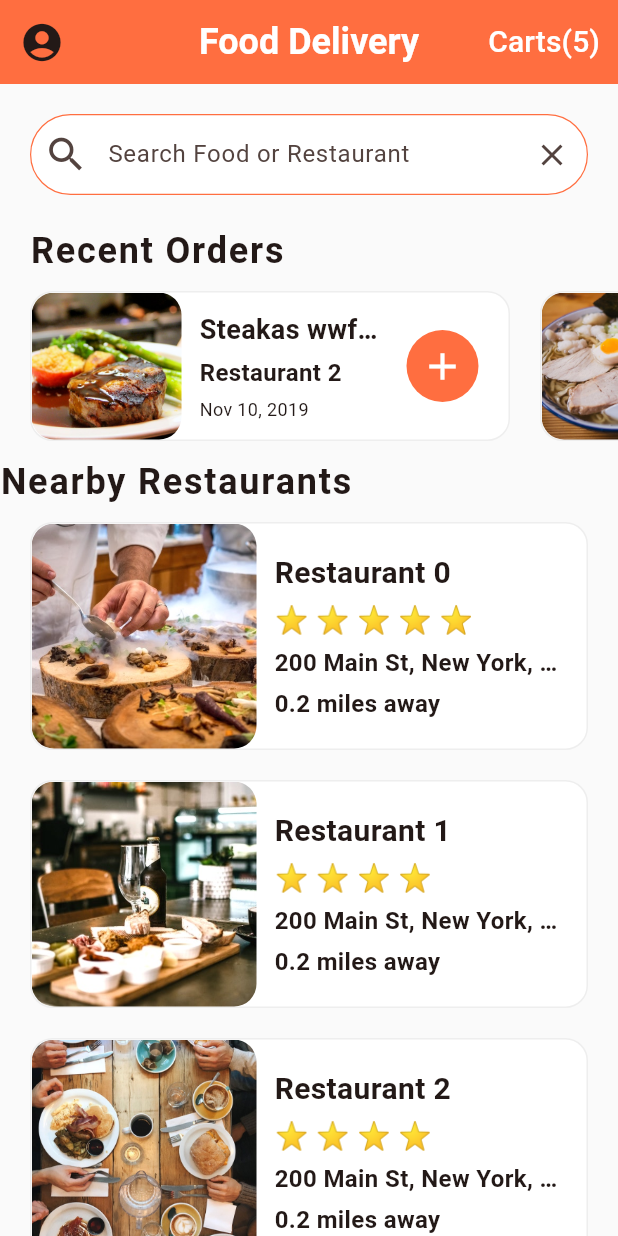
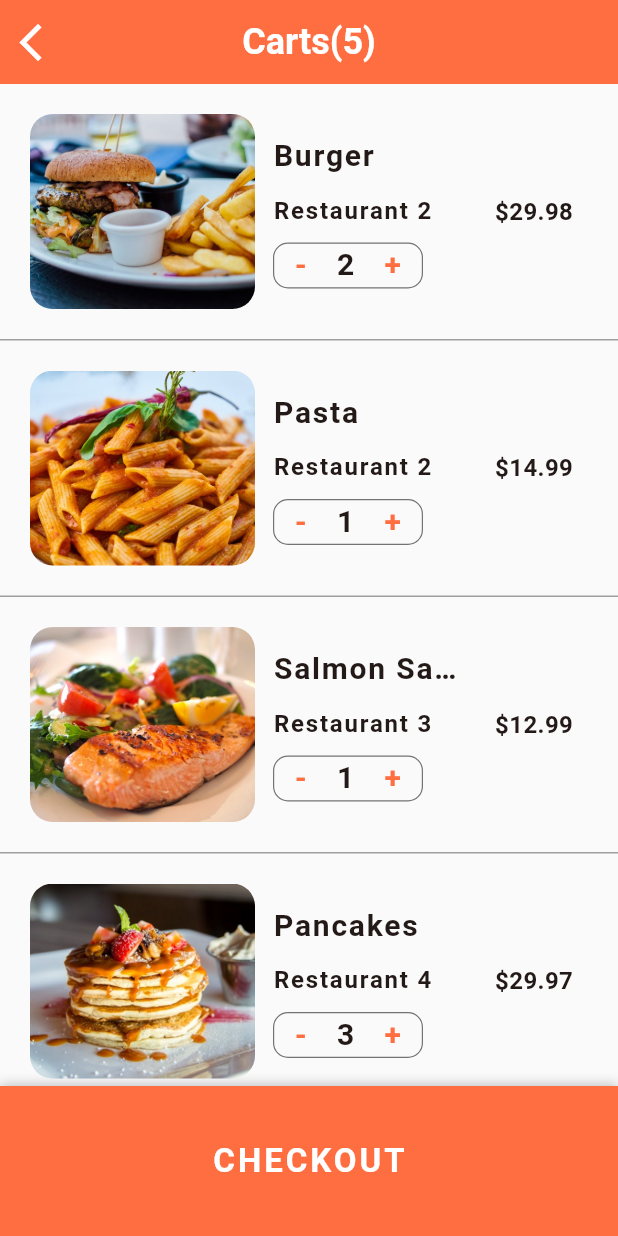
Before and after one commit to htoomthait/food_delivery_ui_tutorial, a Flutter app: the screen it shows after launch, after a tap on an icon or button, on a phone screen of 412 x 824 dp. Run offline on Flutter 3.47's test engine with Material 3 defaults, Android fonts, the phone set to English and light mode, and no system bars.

Commit message:
bottom sheet and checkout button done

```diff
--- /dev/null
+++ b/lib/screens/cart_screen.dart
@@ -0,0 +1,234 @@
+import 'package:flutter/cupertino.dart';
+import 'package:flutter/material.dart';
+import 'package:food_delivery_ui_tutorial/models/order.dart';
+
+import '../data/data.dart';
+
+class CartScreen extends StatefulWidget {
+  const CartScreen({super.key});
+
+  @override
+  State<CartScreen> createState() => _CartScreenState();
+}
+
+class _CartScreenState extends State<CartScreen> {
+  _buildCartItem(Order order) {
+    return Container(
+      padding: EdgeInsets.all(20.0),
+      height: 170.0,
+      child: Row(
+        children: <Widget>[
+          Expanded(
+            child: Row(
+              children: <Widget>[
+                Container(
+                  width: 150.0,
+                  decoration: BoxDecoration(
+                    image: DecorationImage(
+                      image: AssetImage(order.food.imageUrl),
+                      fit: BoxFit.cover,
+                    ),
+                    borderRadius: BorderRadius.circular(15),
+                  ),
+                ),
+                Expanded(
+                  child: Container(
+                    margin: EdgeInsets.all(12.0),
+                    child: Column(
+                      mainAxisAlignment: MainAxisAlignment.center,
+                      crossAxisAlignment: CrossAxisAlignment.start,
+                      children: <Widget>[
+                        Text(
+                          order.food.name,
+                          style: TextStyle(
+                            fontSize: 20.0,
+                            fontWeight: FontWeight.w600,
+                            letterSpacing: 1.2,
+                          ),
+                          overflow: TextOverflow.ellipsis,
+                        ),
+                        SizedBox(height: 10.0),
+                        Text(
+                          order.restaurant.name,
+                          style: TextStyle(
+                            fontSize: 16.0,
+                            fontWeight: FontWeight.w600,
+                            letterSpacing: 1.2,
+                          ),
+                          overflow: TextOverflow.ellipsis,
+                        ),
+                        SizedBox(height: 10.0),
+                        Container(
+                          width: 100.0,
+                          decoration: BoxDecoration(
+                            borderRadius: BorderRadius.circular(10.0),
+                            border: Border.all(
+                              width: 0.8,
+                              color: Colors.black54,
+                            ),
+                          ),
+                          child: Row(
+                            mainAxisAlignment: MainAxisAlignment.center,
+                            children: <Widget>[
+                              GestureDetector(
+                                onTap: () {},
+                                child: Text(
+                                  '-',
+                                  style: TextStyle(
+                                    color: Theme.of(context).primaryColor,
+                                    fontSize: 20.0,
+                                    fontWeight: FontWeight.w600,
+                                  ),
+                                ),
+                              ),
+                              SizedBox(width: 20.0),
+                              Text(
+                                order.quantity.toString(),
+                                style: TextStyle(
+                                  fontSize: 20.0,
+                                  fontWeight: FontWeight.w600,
+                                ),
+                              ),
+
+                              SizedBox(width: 20.0),
+                              GestureDetector(
+                                onTap: () {},
+                                child: Text(
+                                  '+',
+                                  style: TextStyle(
+                                    color: Theme.of(context).primaryColor,
+                                    fontSize: 20.0,
+                                    fontWeight: FontWeight.w600,
+                                  ),
+                                ),
+                              ),
+                            ],
+                          ),
+                        ),
+                      ],
+                    ),
+                  ),
+                ),
+              ],
+            ),
+          ),
+
+          Container(
+            margin: EdgeInsets.all(10.0),
+            child: Text(
+              '\$${order.quantity * order.food.price}',
+              style: TextStyle(fontSize: 16.0, fontWeight: FontWeight.w600),
+            ),
+          ),
+        ],
+      ),
+    );
+  }
+
+  @override
+  Widget build(BuildContext context) {
+    double totalPrice = 0;
+    currentUser.cart.forEach((Order order) {
+      totalPrice += order.quantity * order.food.price;
+    });
+    return Scaffold(
+      appBar: AppBar(
+        centerTitle: true,
+        leading: IconButton(
+          onPressed: () => Navigator.pop(context),
+          icon: Icon(Icons.arrow_back_ios),
+          iconSize: 30.0,
+          color: Colors.white,
+        ),
+        title: Text(
+          "Carts(${currentUser.cart.length})",
+          style: TextStyle(
+            color: Colors.white,
+            fontSize: 24.0,
+            fontWeight: FontWeight.bold,
+          ),
+        ),
+      ),
+      body: ListView.separated(
+        itemCount: currentUser.cart.length + 1,
+        itemBuilder: (BuildContext context, int index) {
+          if (index < currentUser.orders.length) {
+            Order order = currentUser.cart[index];
+            return _buildCartItem(order);
+          }
+
+          return Padding(
+            padding: const EdgeInsets.all(20.0),
+            child: Column(
+              children: <Widget>[
+                Row(
+                  mainAxisAlignment: MainAxisAlignment.spaceBetween,
+                  children: <Widget>[
+                    Text(
+                      'Estimated Delivery Time:',
+                      style: TextStyle(
+                        fontSize: 20.0,
+                        fontWeight: FontWeight.w600,
+                      ),
+                    ),
+                    Text(
+                      '25 min',
+                      style: TextStyle(
+                        fontSize: 20.0,
+                        fontWeight: FontWeight.w600,
+                      ),
+                    ),
+                  ],
+                ),
+                SizedBox(height: 8.0),
+                Row(
+                  mainAxisAlignment: MainAxisAlignment.spaceBetween,
+                  children: <Widget>[
+                    Text(
+                      'Total Cost:',
+                      style: TextStyle(
+                        fontSize: 20.0,
+                        fontWeight: FontWeight.w600,
+                      ),
+                    ),
+                    Text(
+                      '\$${totalPrice.toStringAsFixed(2)}',
+                      style: TextStyle(
+                        fontSize: 24.0,
+                        fontWeight: FontWeight.w600,
+                        color: Colors.green,
+                      ),
+                    ),
+                  ],
+                ),
+                SizedBox(height: 80.0,)
+              ],
+            ),
+          );
+        },
+        separatorBuilder: (BuildContext context, int index) {
+          return Divider(height: 1.0, color: Colors.grey);
+        },
+      ),
+
+      bottomSheet: Container(
+        height: 100.0,
+        width: MediaQuery.of(context).size.width,
+
+        decoration: BoxDecoration(
+          color: Theme.of(context).primaryColor,
+          boxShadow: [
+            BoxShadow(
+              color: Colors.black26,
+              offset: Offset(0, -1),
+              blurRadius: 6.0,
+            ),
+          ],
+        ),
+        child: Center(
+          child: TextButton(child: Text("CHECKOUT", style: TextStyle(fontSize: 22.0, fontWeight: FontWeight.w600, color: Colors.white, letterSpacing: 2.0)), onPressed: (){},),
+        ),
+      ),
+    );
+  }
+}
--- a/lib/screens/home_screen.dart
+++ b/lib/screens/home_screen.dart
@@ -2,6 +2,7 @@ import 'package:flutter/cupertino.dart';
 import 'package:flutter/material.dart';
 import 'package:food_delivery_ui_tutorial/data/data.dart';
 import 'package:food_delivery_ui_tutorial/models/restaurant.dart';
+import 'package:food_delivery_ui_tutorial/screens/cart_screen.dart';
 import 'package:food_delivery_ui_tutorial/screens/restaurant_screen.dart';
 import 'package:food_delivery_ui_tutorial/widgets/recent_orders.dart';
 
@@ -119,7 +120,7 @@ class _HomeScreenState extends State<HomeScreen> {
         centerTitle: true,
         actions: <Widget>[
           TextButton(
-            onPressed: () {},
+            onPressed: () => Navigator.push(context, MaterialPageRoute(builder: (_) => CartScreen())),
             child: Text(
               "Carts(${currentUser.cart.length})",
               style: TextStyle(color: Colors.white, fontSize: 20.0),
```
Also changed, not shown: lib/screens/restaurant_screen.dart (+124 -11 lines).
